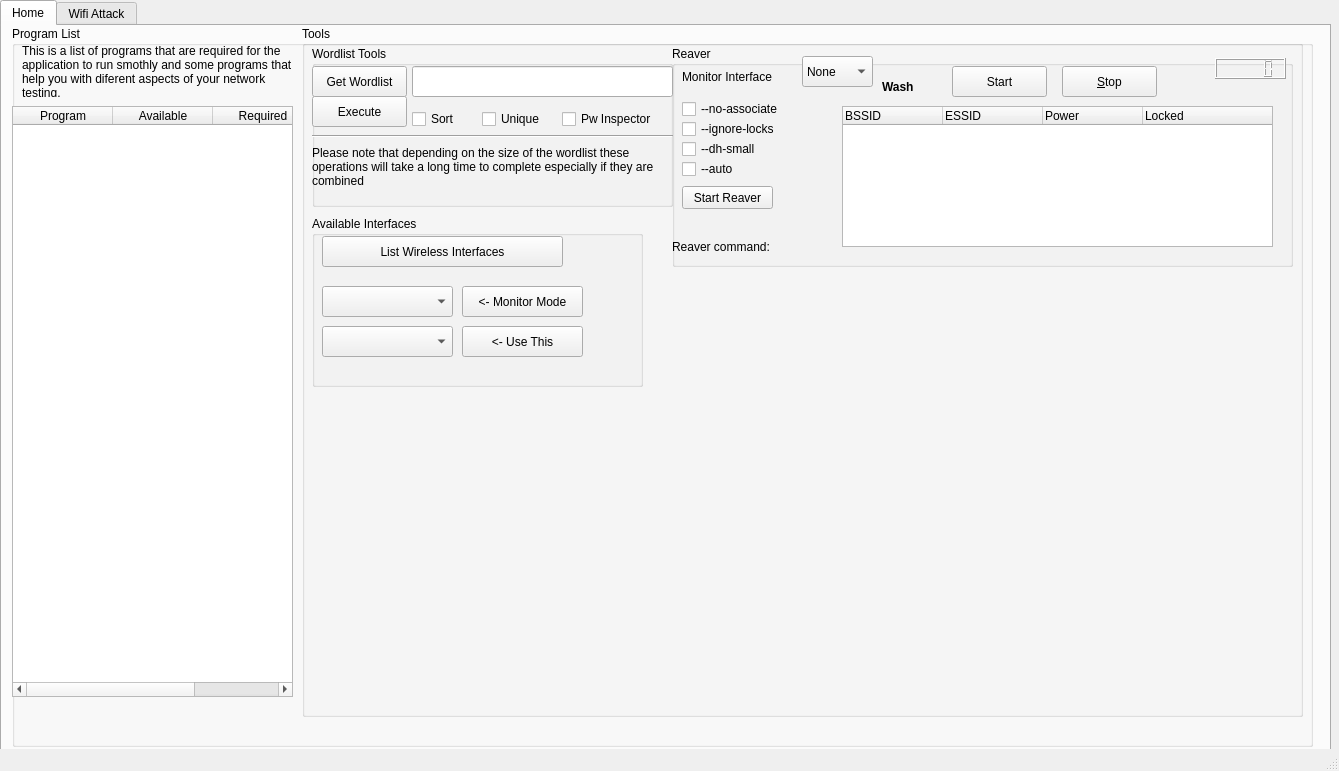
The window that wifern.ui (houcy/wifern) describes before a commit, drawn with Qt 5.
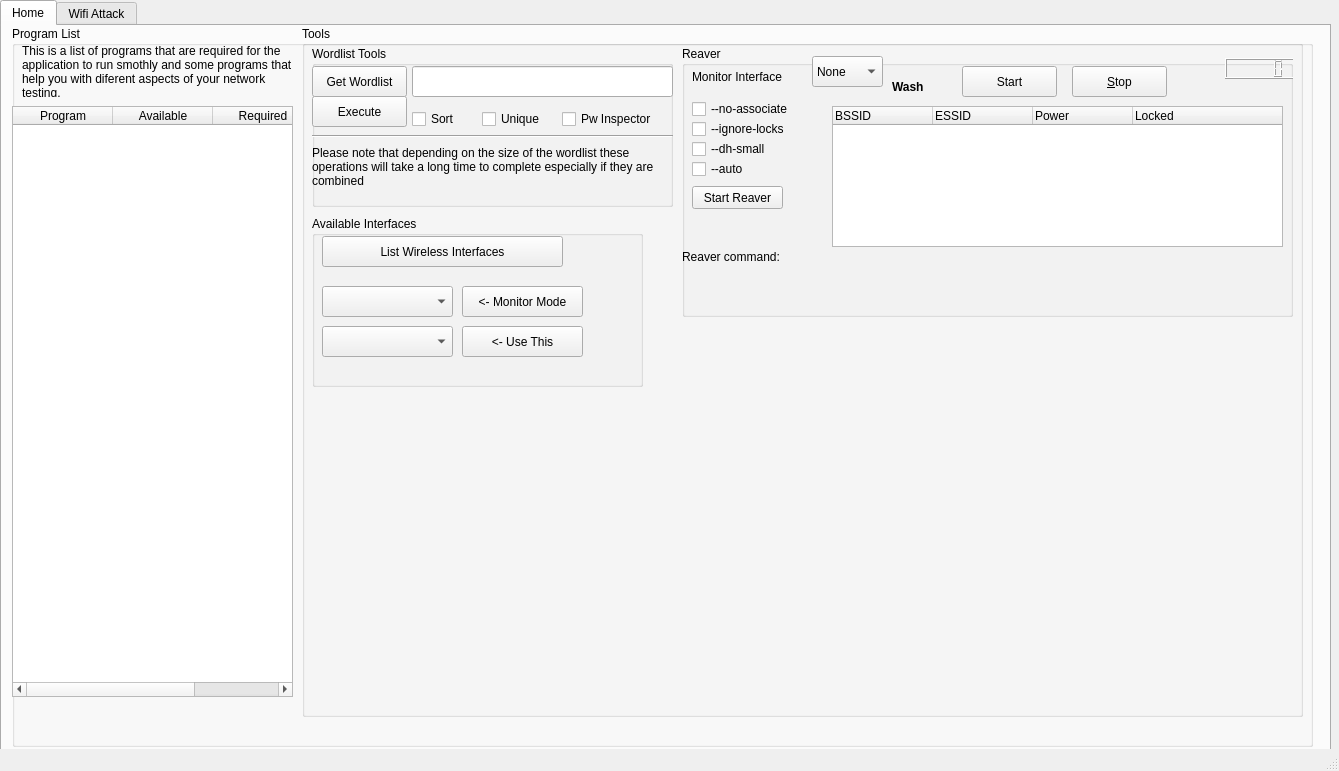
The same window after the commit. Icons and pictures are not drawn.

Commit message: Monitor mode done (I think)

Diff of the .ui file:
```diff
--- a/wifern.ui
+++ b/wifern.ui
@@ -254,10 +254,10 @@
           <widget class="QGroupBox" name="groupBox_4">
            <property name="geometry">
             <rect>
-             <x>370</x>
+             <x>380</x>
              <y>20</y>
-             <width>621</width>
-             <height>221</height>
+             <width>611</width>
+             <height>271</height>
             </rect>
            </property>
            <property name="title">
@@ -313,9 +313,9 @@
            <widget class="QTreeWidget" name="treeWidget_2">
             <property name="geometry">
              <rect>
-              <x>170</x>
+              <x>150</x>
               <y>60</y>
-              <width>431</width>
+              <width>451</width>
               <height>141</height>
              </rect>
             </property>
@@ -370,8 +370,8 @@
             <property name="geometry">
              <rect>
               <x>0</x>
-              <y>190</y>
-              <width>621</width>
+              <y>200</y>
+              <width>611</width>
               <height>21</height>
              </rect>
             </property>
```
Left out of the diff: 2 changed lines with no effect on the pictures. The commit also changes 2 other files.
